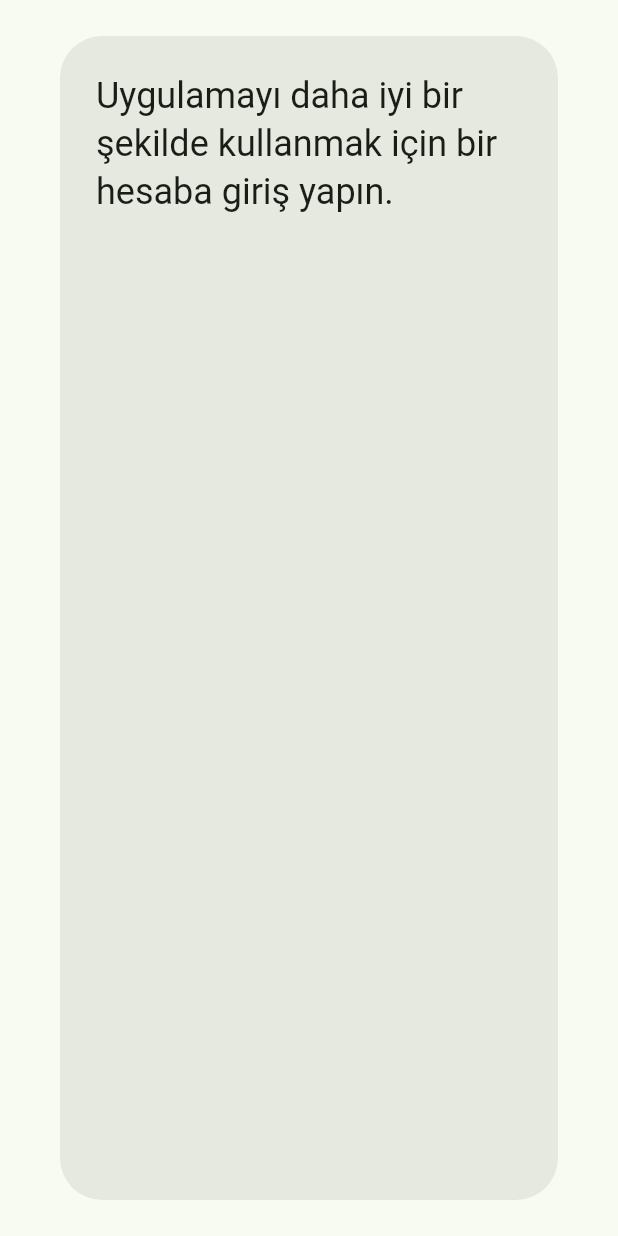
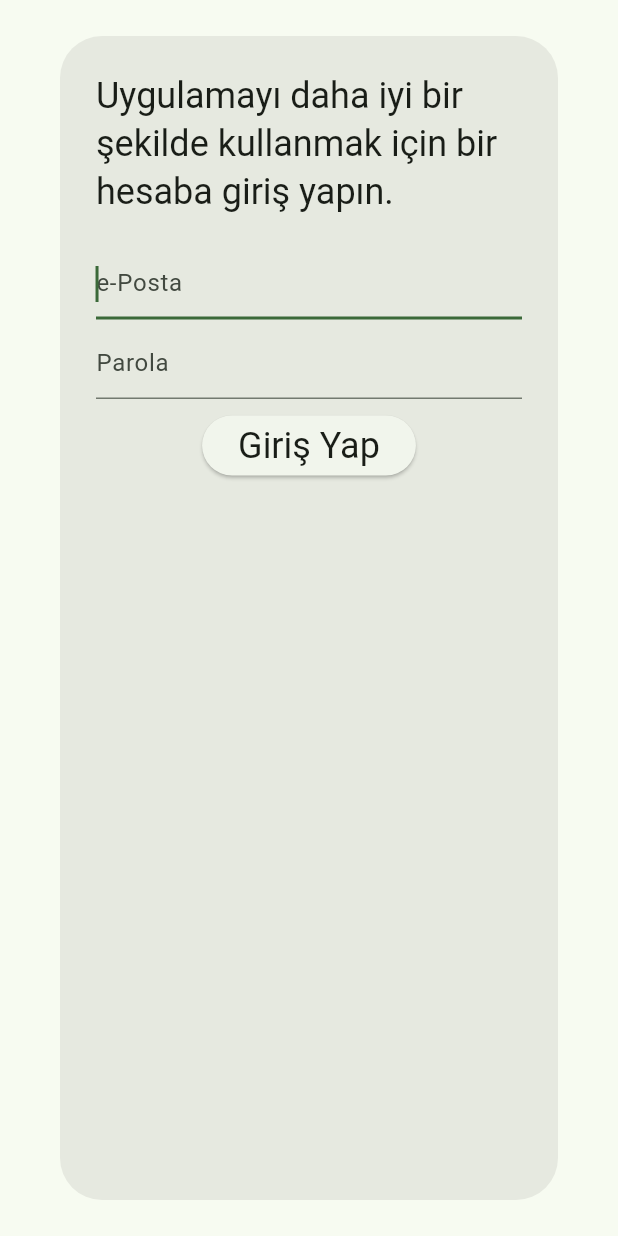
Before and after one commit to keremErdine/flutter_chatbot, a Flutter app: the AccountMenuPopup widget shown alone on an empty page, opened directly, on a phone screen of 412 x 824 dp. Run offline on Flutter 3.47's test engine with Material 2 defaults, Android fonts, the phone set to English and light mode, and no system bars; our stand-ins replace bloc, cross_file, firebase_auth, firebase_core, flutter_bloc, shared_preferences; missing offline and left inert: langchain, langchain_openai, langchain_pinecone; accounts and stored records are empty.

Commit message:
ıT İSNT WORKING HELP

```diff
--- a/lib/screens/account_popup/account_popup.dart
+++ b/lib/screens/account_popup/account_popup.dart
@@ -11,7 +11,42 @@ class AccountMenuPopup extends StatelessWidget {
     TextEditingController passwordController = TextEditingController();
     String textContext =
         "Uygulamayı daha iyi bir şekilde kullanmak için bir hesaba giriş yapın.";
-    Widget mainWidget = const Column();
+    Widget mainWidget = Column(
+      children: [
+        const SizedBox(
+          height: 5,
+        ),
+        TextField(
+          controller: emailController,
+          decoration: const InputDecoration(hintText: "e-Posta"),
+          autocorrect: false,
+          autofocus: true,
+        ),
+        const SizedBox(
+          height: 5,
+        ),
+        TextField(
+          controller: passwordController,
+          decoration: const InputDecoration(hintText: "Parola"),
+          autocorrect: false,
+          obscureText: true,
+          autofocus: true,
+        ),
+        const SizedBox(
+          height: 7,
+        ),
+        ElevatedButton(
+            onPressed: () {
+              context.read<AppBloc>().add(AppUserLoggedIn(
+                  email: emailController.value.text,
+                  password: emailController.value.text));
+            },
+            child: Text(
+              "Giriş Yap",
+              style: Theme.of(context).textTheme.headlineSmall,
+            )),
+      ],
+    );
     return BlocConsumer<AppBloc, AppState>(
       listener: (context, state) {
         if (state.currentAcountMenu == AccountMenu.login) {
@@ -43,7 +78,11 @@ class AccountMenuPopup extends StatelessWidget {
                 height: 7,
               ),
               ElevatedButton(
-                  onPressed: () {},
+                  onPressed: () {
+                    context.read<AppBloc>().add(AppUserLoggedIn(
+                        email: emailController.value.text,
+                        password: emailController.value.text));
+                  },
                   child: Text(
                     "Giriş Yap",
                     style: Theme.of(context).textTheme.headlineSmall,
```
Also changed, not shown: lib/bloc/app_bloc.dart (+12 -0 lines), lib/main.dart (+11 -1 lines), lib/widgets/drawer.dart (+13 -0 lines).
